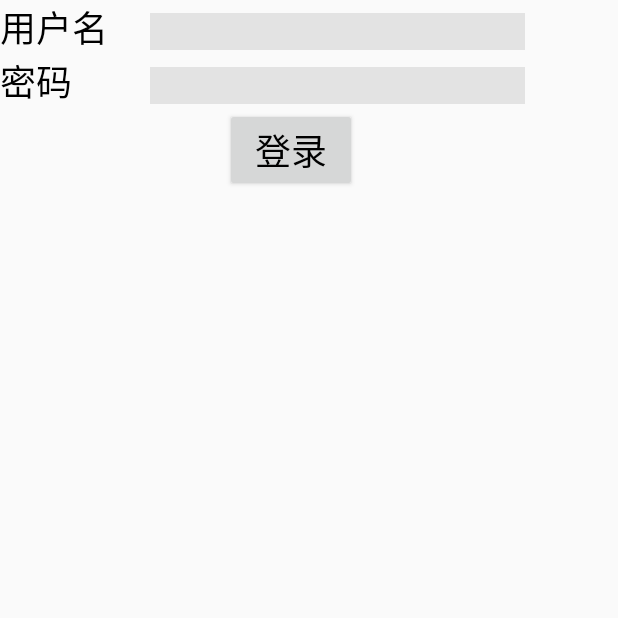
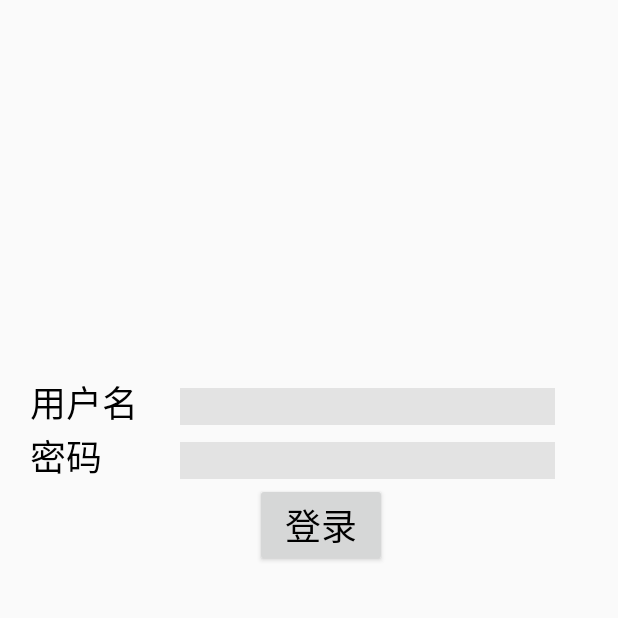
Before and after one commit to BingoBinBingo/androidlearn, an Android app: the screen it shows after launch (LoginActivity), on a phone screen of 412 x 824 dp, the top half of it. Run offline under Robolectric (Android 15) with nearby library versions, the phone set to English and light mode, and no system bars.

Commit message:
[MOD]界面

```diff
--- a/src/main/res/layout/login_activity_layout.xml
+++ b/src/main/res/layout/login_activity_layout.xml
@@ -1,11 +1,14 @@
 <?xml version="1.0" encoding="utf-8"?>
 <LinearLayout xmlns:android="http://schemas.android.com/apk/res/android"
     android:orientation="vertical" android:layout_width="match_parent"
-    android:layout_height="match_parent">
+    android:layout_height="match_parent"
+    android:paddingTop="250dp"
+    android:paddingLeft="20dp">
     <LinearLayout
         android:layout_width="350dp"
         android:layout_height="wrap_content"
         android:orientation="horizontal"
+
         >
         <TextView
             android:layout_width="100dp"
```
